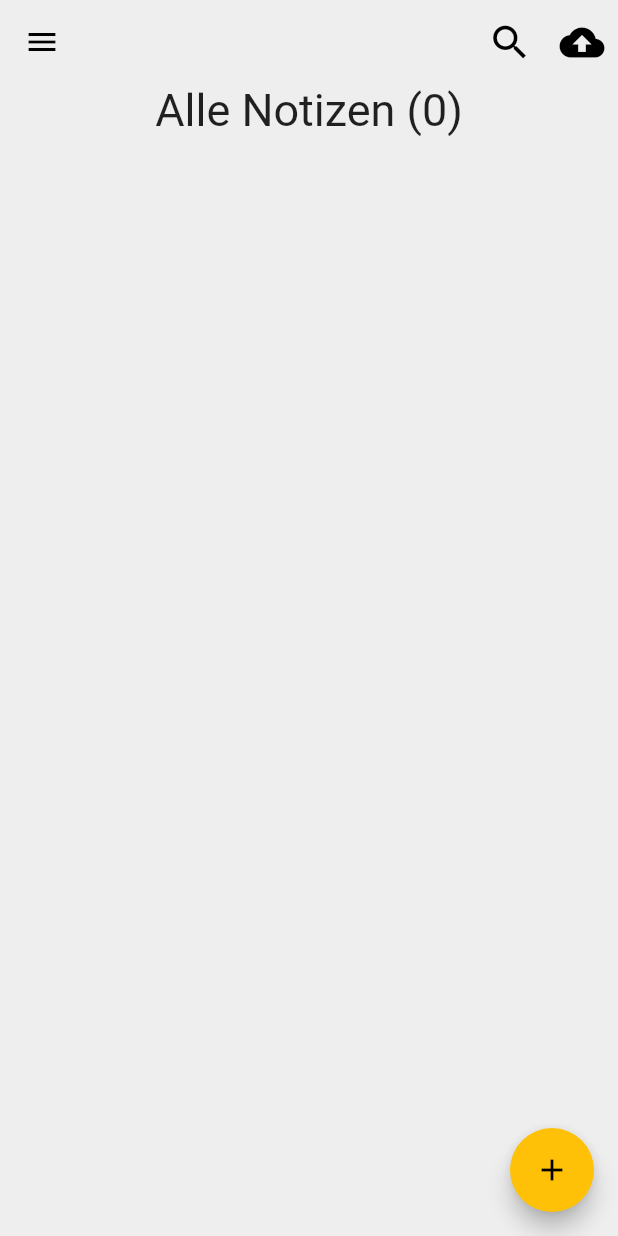
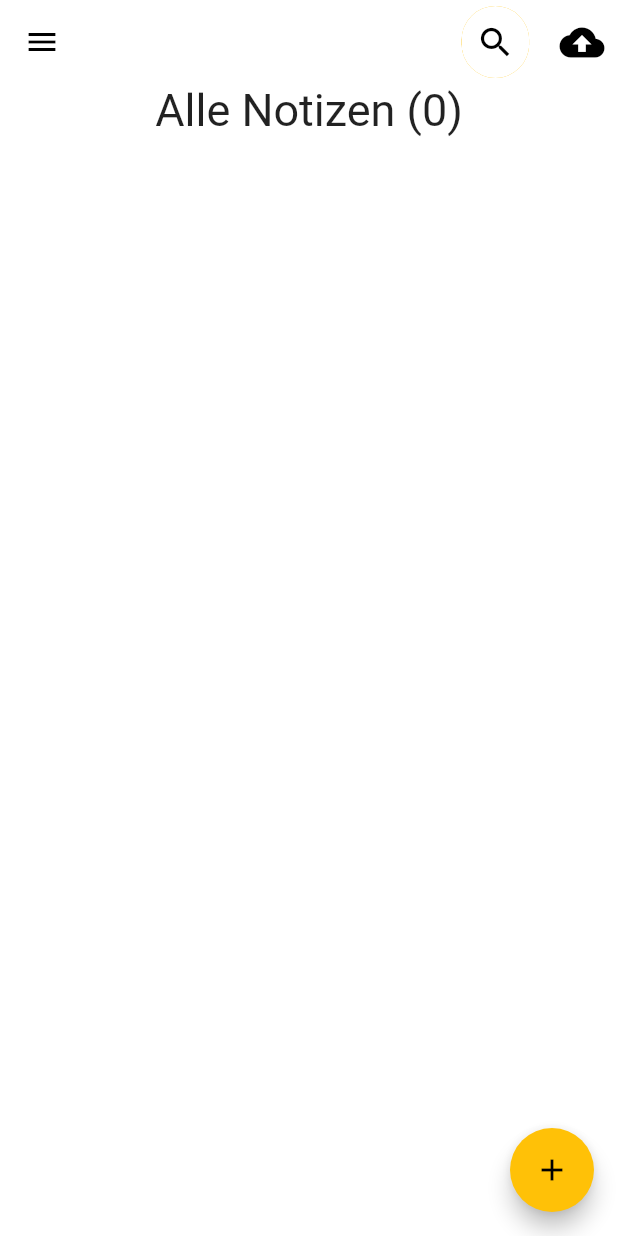
Before and after one commit to Anastasia9595/notizbuch, a Flutter app: the screen it shows after launch, on a phone screen of 412 x 824 dp. Run offline on Flutter 3.47's test engine with Material 2 defaults, Android fonts, the phone set to English and light mode, and no system bars; our stand-ins replace bloc, equatable, flutter_bloc, hydrated_bloc; missing offline and left inert: flutter_quill.

Commit message:
add searchbar with animation

```diff
--- /dev/null
+++ b/lib/components/searchbar.dart
@@ -0,0 +1,134 @@
+// ignore_for_file: sort_child_properties_last
+
+import 'dart:math';
+
+import 'package:flutter/material.dart';
+
+class SearchBar extends StatefulWidget {
+  const SearchBar({super.key});
+
+  @override
+  State<SearchBar> createState() => _SearchBarState();
+}
+
+int toggle = 0;
+
+class _SearchBarState extends State<SearchBar> with SingleTickerProviderStateMixin {
+  AnimationController? _con;
+  @override
+  void initState() {
+    super.initState();
+    _con = AnimationController(
+      vsync: this,
+      duration: const Duration(milliseconds: 375),
+    );
+  }
+
+  @override
+  Widget build(BuildContext context) {
+    return Container(
+      height: 80,
+      width: 270,
+      alignment: const Alignment(0.9, 0.0),
+      child: AnimatedContainer(
+        duration: const Duration(milliseconds: 270),
+        height: 48.0,
+        width: (toggle == 0) ? 45 : 300,
+        curve: Curves.easeOut,
+        decoration: BoxDecoration(
+          color: Colors.amber,
+          borderRadius: BorderRadius.circular(30),
+          boxShadow: const [
+            BoxShadow(
+              color: Colors.white70,
+              spreadRadius: -10.0,
+              blurRadius: 10.0,
+              offset: Offset(0, 10),
+            ),
+          ],
+        ),
+        child: Stack(
+          children: [
+            AnimatedPositioned(
+              top: 6,
+              left: 7,
+              curve: Curves.easeOut,
+              child: AnimatedOpacity(
+                opacity: toggle == 0 ? 0 : 1,
+                duration: const Duration(milliseconds: 200),
+                child: Container(
+                  padding: const EdgeInsets.all(8),
+                  // decoration: const BoxDecoration(color: Color(0xfff2f3f7)),
+                  child: AnimatedBuilder(
+                      child: const Icon(Icons.search),
+                      animation: _con!,
+                      builder: (context, widget) {
+                        return Transform.rotate(
+                          angle: _con!.value * 2.0 * pi,
+                          child: widget,
+                        );
+                      }),
+                ),
+              ),
+              duration: const Duration(microseconds: 37),
+            ),
+            AnimatedPositioned(
+              left: toggle == 0 ? 20 : 40,
+              top: 13,
+              curve: Curves.easeOut,
+              child: AnimatedOpacity(
+                opacity: toggle == 0 ? 0 : 1,
+                duration: const Duration(milliseconds: 200),
+                child: SizedBox(
+                  height: 23,
+                  width: 180,
+                  child: TextField(
+                    cursorRadius: const Radius.circular(10),
+                    cursorWidth: 2,
+                    cursorColor: Colors.black,
+                    decoration: InputDecoration(
+                      labelText: 'Search...',
+                      floatingLabelBehavior: FloatingLabelBehavior.never,
+                      labelStyle: const TextStyle(
+                        color: Color(0xff5b5b5b),
+                        fontSize: 17,
+                        fontWeight: FontWeight.w500,
+                      ),
+                      alignLabelWithHint: true,
+                      border: OutlineInputBorder(
+                        borderRadius: BorderRadius.circular(20),
+                        borderSide: BorderSide.none,
+                      ),
+                    ),
+                  ),
+                ),
+              ),
+              duration: const Duration(milliseconds: 375),
+            ),
+            Material(
+              color: Colors.white,
+              borderRadius: BorderRadius.circular(30),
+              child: IconButton(
+                onPressed: () {
+                  setState(() {
+                    if (toggle == 0) {
+                      toggle = 1;
+                      _con!.forward();
+                    } else {
+                      toggle = 0;
+                      _con!.reverse();
+                    }
+                  });
+                },
+                icon: const Icon(
+                  Icons.search,
+                  size: 26,
+                ),
+              ),
+            )
+          ],
+        ),
+      ),
+    );
+  }
+}
--- a/lib/cubit/notes_cubit/notes_cubit.dart
+++ b/lib/cubit/notes_cubit/notes_cubit.dart
@@ -19,6 +19,7 @@ class NotesCubit extends Cubit<NotesState> with HydratedMixin {
               date: DateTime.now(),
               done: false,
             ),
+            selectNote: false,
           ),
         );
 
@@ -90,6 +91,10 @@ class NotesCubit extends Cubit<NotesState> with HydratedMixin {
     emit(state.copyWith(selectedNote: note));
   }
 
+  void setNoteSelet(bool value) {
+    emit(state.copyWith(select: value));
+  }
+
   @override
   NotesState? fromJson(Map<String, dynamic> json) {
     return NotesState.fromMap(json);
--- a/lib/cubit/notes_cubit/notes_state.dart
+++ b/lib/cubit/notes_cubit/notes_state.dart
@@ -3,23 +3,27 @@ part of 'notes_cubit.dart';
 class NotesState extends Equatable {
   final int autoId;
   final Note? selectedNote;
+  final bool selectNote;
 
   final List<Note> notesList;
 
-  const NotesState({required this.notesList, required this.autoId, required this.selectedNote});
+  const NotesState(
+      {required this.notesList, required this.autoId, required this.selectedNote, required this.selectNote});
 
   @override
-  List<Object?> get props => [notesList, autoId, selectedNote];
+  List<Object?> get props => [notesList, autoId, selectedNote, selectedNote];
 
   NotesState copyWith({
     int? autoId,
     List<Note>? notesList,
     int? noteId,
     Note? selectedNote,
+    bool? select,
   }) {
     return NotesState(
       autoId: autoId ?? this.autoId,
       notesList: notesList ?? this.notesList,
+      selectNote: select ?? selectNote,
       selectedNote: notesList != null
           ? notesList.contains(selectedNote)
               ? selectedNote
@@ -33,6 +37,7 @@ class NotesState extends Equatable {
       'autoId': autoId,
       'notesList': notesList.map((e) => e.toMap()).toList(),
       'selectedNote': selectedNote?.toMap(),
+      'selectNote': selectNote,
     };
   }
 
@@ -41,6 +46,7 @@ class NotesState extends Equatable {
       autoId: map['autoId'] as int,
       notesList: List<Note>.from(map['notesList']?.map((x) => Note.fromMap(x))),
       selectedNote: map['selectedNote'] != null ? Note.fromMap(map['selectedNote']) : null,
+      selectNote: map['selectNote'],
     );
   }
 }
--- a/lib/funktionen.txt
+++ b/lib/funktionen.txt
@@ -8,8 +8,7 @@ Funktionen:
     Upload Funktion in die Cloud einbauen
     Letzter Schritt => Code Refectoring
 
-Bugs:
-    Wenn eine Notiz bearbeitet wird soll sich beim zuklappen der Tastatur das Textfield nicht mehr reseten.
+
 Pages:
     Archiv Seite
     Help Seite
--- a/lib/helpers/constants.dart
+++ b/lib/helpers/constants.dart
@@ -1,3 +1,5 @@
+import 'package:flutter/animation.dart';
+
 enum WeekDay {
   mon,
   di,
@@ -25,3 +27,5 @@ enum Month {
 String capitalize(String name) {
   return '${name[0].toUpperCase()}${name.substring(1).toLowerCase()}';
 }
+
+const kBackgroundColor = Color(0xffFFFFFF);
--- a/lib/view/home.dart
+++ b/lib/view/home.dart
@@ -4,11 +4,13 @@ import 'package:notizapp/components/dimissible_card.dart';
 import 'package:notizapp/components/notecard.dart';
 
 import 'package:notizapp/cubit/notes_cubit/notes_cubit.dart';
+import 'package:notizapp/helpers/constants.dart';
 
 import 'package:notizapp/view/textedit.dart';
 
 import '../components/alertdialog.dart';
 import '../components/navigationdrawer.dart';
+import '../components/searchbar.dart';
 
 class Homepage extends StatelessWidget {
   const Homepage({super.key});
@@ -16,19 +18,13 @@ class Homepage extends StatelessWidget {
   @override
   Widget build(BuildContext context) {
     return Scaffold(
-      backgroundColor: Colors.grey.shade200,
+      backgroundColor: Colors.white,
       appBar: AppBar(
-        backgroundColor: Colors.grey.shade200,
+        backgroundColor: Colors.white,
         elevation: 0.0,
         iconTheme: const IconThemeData(color: Colors.black),
         actions: [
-          IconButton(
-            onPressed: () {},
-            icon: const Icon(
-              Icons.search,
-              size: 30,
-            ),
-          ),
+          const SearchBar(),
           IconButton(
             onPressed: () {},
             icon: const Icon(
@@ -40,7 +36,6 @@ class Homepage extends StatelessWidget {
       ),
       drawer: const NavigationDrawer(),
       body: Column(
-        crossAxisAlignment: CrossAxisAlignment.center,
         children: [
           BlocBuilder<NotesCubit, NotesState>(
             builder: (context, state) {
@@ -84,10 +79,12 @@ class Homepage extends StatelessWidget {
                                   description: 'Möchtest du die Notiz wirklich archivieren?'));
                         },
                         children: [
+                          const SizedBox(
+                            height: 20,
+                          ),
                           InkWell(
                             onTap: () {
                               context.read<NotesCubit>().setNotetoEdit(state.notesList[index]);
-
                               Navigator.pushReplacement(
                                 context,
                                 MaterialPageRoute(
@@ -95,9 +92,14 @@ class Homepage extends StatelessWidget {
                                 ),
                               );
                             },
-                            child: NoteCard(
-                              note: state.notesList[index],
+                            child: Center(
+                              child: NoteCard(
+                                note: state.notesList[index],
+                              ),
                             ),
+                          ),
+                          const SizedBox(
+                            height: 20,
                           ),
                         ]);
                   }),
```
Also changed, not shown: lib/components/notecard.dart (+38 -4 lines), lib/cubit/archive_notes/archive_notes_cubit.dart (added, +26 -0 lines), lib/cubit/archive_notes/archive_notes_state.dart (added, +32 -0 lines), lib/view/archive.dart (added, +49 -0 lines), pubspec.yaml (+3 -49 lines), pubspec.lock.
